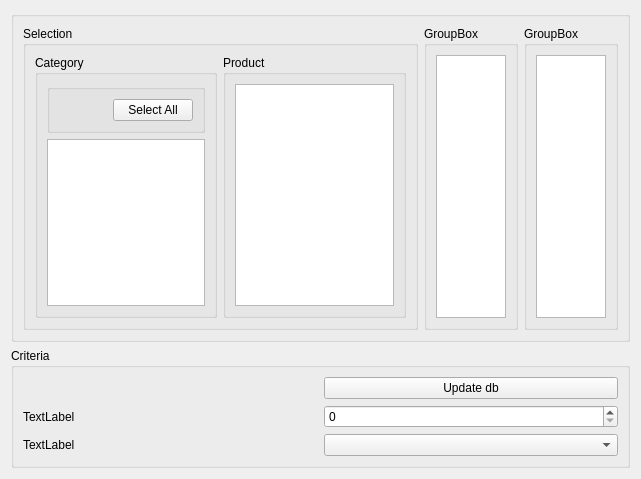
Qt form z_view/form.ui (MikodeSan/OpynFacts) before a commit.
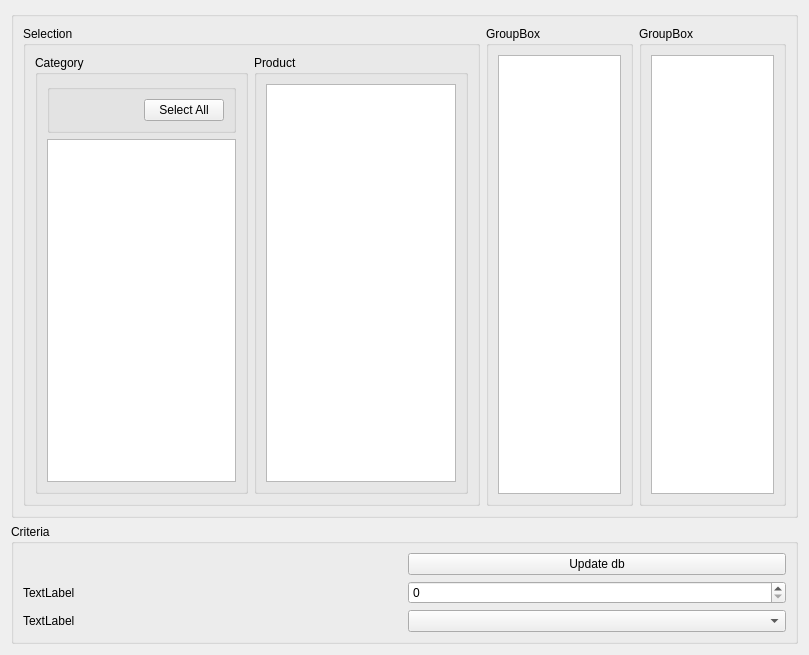
The same form after that commit.

Diff of the .ui file:
```diff
--- a/z_view/form.ui
+++ b/z_view/form.ui
@@ -6,8 +6,8 @@
    <rect>
     <x>0</x>
     <y>0</y>
-    <width>641</width>
-    <height>479</height>
+    <width>809</width>
+    <height>655</height>
    </rect>
   </property>
   <property name="windowTitle">
```
